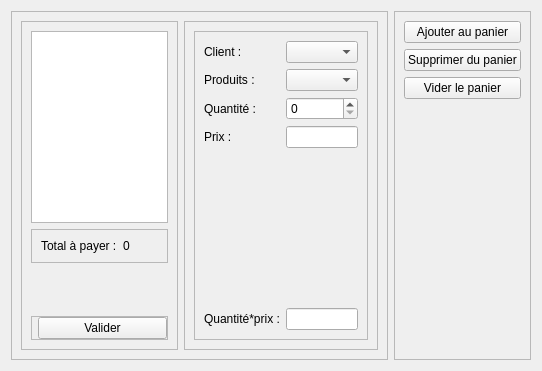
Before: the Qt Designer form ajoutvente.ui in Totelof10/tsena, drawn with Qt 5.
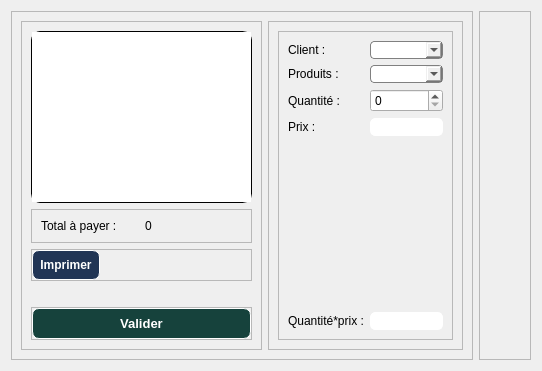
After: the same form once the commit is applied. Icons and pictures are not drawn.

```diff
--- a/ajoutvente.ui
+++ b/ajoutvente.ui
@@ -33,7 +33,20 @@
         </property>
         <layout class="QVBoxLayout" name="verticalLayout_2">
          <item>
-          <widget class="QListWidget" name="listWidget"/>
+          <widget class="QListWidget" name="listWidget">
+           <property name="font">
+            <font>
+             <family>Times New Roman</family>
+            </font>
+           </property>
+           <property name="mouseTracking">
+            <bool>false</bool>
+           </property>
+           <property name="styleSheet">
+            <string notr="true">border: 1px solid black;
+border-radius: 9px</string>
+           </property>
+          </widget>
          </item>
          <item>
           <widget class="QFrame" name="frame_7">
@@ -61,6 +74,70 @@
            </layout>
           </widget>
          </item>
+         <item>
+          <widget class="QFrame" name="frame_8">
+           <property name="frameShape">
+            <enum>QFrame::Shape::StyledPanel</enum>
+           </property>
+           <property name="frameShadow">
+            <enum>QFrame::Shadow::Raised</enum>
+           </property>
+           <layout class="QHBoxLayout" name="horizontalLayout_5">
+            <property name="leftMargin">
+             <number>0</number>
+            </property>
+            <property name="topMargin">
+             <number>0</number>
+            </property>
+            <property name="rightMargin">
+             <number>0</number>
+            </property>
+            <property name="bottomMargin">
+             <number>0</number>
+            </property>
+            <item>
+             <widget class="QPushButton" name="pushButton">
+              <property name="font">
+               <font>
+                <bold>true</bold>
+               </font>
+              </property>
+              <property name="cursor">
+               <cursorShape>PointingHandCursor</cursorShape>
+              </property>
+              <property name="styleSheet">
+               <string notr="true">QPushButton{
+	border: 1px solid white;
+	border-radius: 7px;
+	background-color: #213555;
+	color:white;
+	padding: 7px;
+}
+QPushButton:hover{
+	background-color: #3E5879;
+}</string>
+              </property>
+              <property name="text">
+               <string>Imprimer</string>
+              </property>
+             </widget>
+            </item>
+            <item>
+             <spacer name="horizontalSpacer_2">
+              <property name="orientation">
+               <enum>Qt::Orientation::Horizontal</enum>
+              </property>
+              <property name="sizeHint" stdset="0">
+               <size>
+                <width>40</width>
+                <height>20</height>
+               </size>
+              </property>
+             </spacer>
+            </item>
+           </layout>
+          </widget>
+         </item>
          <item>
           <spacer name="verticalSpacer_2">
            <property name="orientation">
@@ -82,7 +159,7 @@
            <property name="frameShadow">
             <enum>QFrame::Shadow::Raised</enum>
            </property>
-           <layout class="QFormLayout" name="formLayout">
+           <layout class="QHBoxLayout" name="horizontalLayout_4">
             <property name="leftMargin">
              <number>0</number>
             </property>
@@ -95,8 +172,29 @@
             <property name="bottomMargin">
              <number>0</number>
             </property>
-            <item row="0" column="1">
+            <item>
              <widget class="QPushButton" name="btnValider">
+              <property name="font">
+               <font>
+                <pointsize>10</pointsize>
+                <bold>true</bold>
+               </font>
+              </property>
+              <property name="cursor">
+               <cursorShape>PointingHandCursor</cursorShape>
+              </property>
+              <property name="styleSheet">
+               <string notr="true">QPushButton{
+	border: 1px solid white;
+	border-radius: 7px;
+	background-color: #16423C;
+	color:white;
+	padding: 7px;
+}
+QPushButton:hover{
+	background-color: #6A9C89;
+}</string>
+              </property>
               <property name="text">
                <string>Valider</string>
               </property>
@@ -134,7 +232,14 @@
              </widget>
             </item>
             <item row="1" column="1">
-             <widget class="QComboBox" name="comboProduit"/>
+             <widget class="QComboBox" name="comboProduit">
+              <property name="styleSheet">
+               <string notr="true">QComboBox{
+	border: 1px solid grey;
+	border-radius: 4px;
+}</string>
+              </property>
+             </widget>
             </item>
             <item row="2" column="0">
              <widget class="QLabel" name="label_3">
@@ -151,7 +256,14 @@
              </widget>
             </item>
             <item row="0" column="1">
-             <widget class="QComboBox" name="comboClient"/>
+             <widget class="QComboBox" name="comboClient">
+              <property name="styleSheet">
+               <string notr="true">QComboBox{
+	border: 1px solid grey;
+	border-radius: 4px;
+}</string>
+              </property>
+             </widget>
             </item>
             <item row="2" column="1">
              <widget class="QSpinBox" name="spinBoxQuantite">
@@ -172,6 +284,16 @@
             </item>
             <item row="3" column="1">
              <widget class="QLineEdit" name="lineEditPrix">
+              <property name="styleSheet">
+               <string notr="true">QLineEdit{
+	border: 1px solid white;
+	border-radius: 5px;
+}
+
+QLineEdit:focus{
+	border: 1px solid black;
+}</string>
+              </property>
               <property name="readOnly">
                <bool>true</bool>
               </property>
@@ -179,6 +301,16 @@
             </item>
             <item row="5" column="1">
              <widget class="QLineEdit" name="lineEditTotal">
+              <property name="styleSheet">
+               <string notr="true">QLineEdit{
+	border: 1px solid white;
+	border-radius: 5px;
+}
+
+QLineEdit:focus{
+	border: 1px solid black;
+}</string>
+              </property>
               <property name="readOnly">
                <bool>true</bool>
               </property>
@@ -224,22 +356,59 @@
      <layout class="QVBoxLayout" name="verticalLayout_3">
       <item>
        <widget class="QPushButton" name="btnAdd">
+        <property name="cursor">
+         <cursorShape>PointingHandCursor</cursorShape>
+        </property>
+        <property name="styleSheet">
+         <string notr="true">QPushButton{
+	border:none;
+	image: url(:/Downloads/CartoBMW/img/panier.png);
+}
+QPushButton:hover{
+	image:url(:/Downloads/CartoBMW/img/panier-dachat.png);
+	
+}</string>
+        </property>
         <property name="text">
-         <string>Ajouter au panier</string>
+         <string/>
         </property>
        </widget>
       </item>
       <item>
        <widget class="QPushButton" name="btnDelete">
+        <property name="cursor">
+         <cursorShape>PointingHandCursor</cursorShape>
+        </property>
+        <property name="styleSheet">
+         <string notr="true">QPushButton{
+	image: url(:/Downloads/CartoBMW/img/supprimer.png);
+	border:none;
+}
+QPushButton:hover{
+	image: url(:/Downloads/CartoBMW/img/supprimer (1).png);
+}</string>
+        </property>
         <property name="text">
-         <string>Supprimer du panier</string>
+         <string/>
         </property>
        </widget>
       </item>
       <item>
        <widget class="QPushButton" name="btnVider">
+        <property name="cursor">
+         <cursorShape>PointingHandCursor</cursorShape>
+        </property>
+        <property name="styleSheet">
+         <string notr="true">QPushButton{
+	image: url(:/Downloads/CartoBMW/img/marque-de-croix.png);
+	border:none;
+}
+QPushButton:hover{
+	image: url(:/Downloads/CartoBMW/img/fermer.png);
+}</string>
+        </property>
         <property name="text">
-         <string>Vider le panier</string>
+         <string/>
         </property>
        </widget>
       </item>
```
